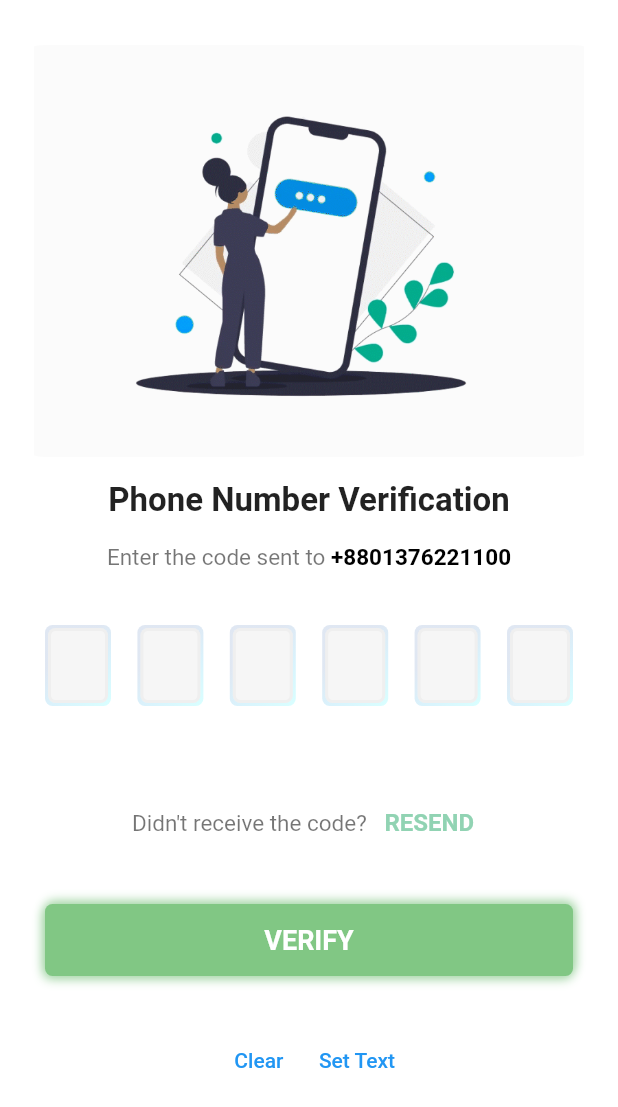
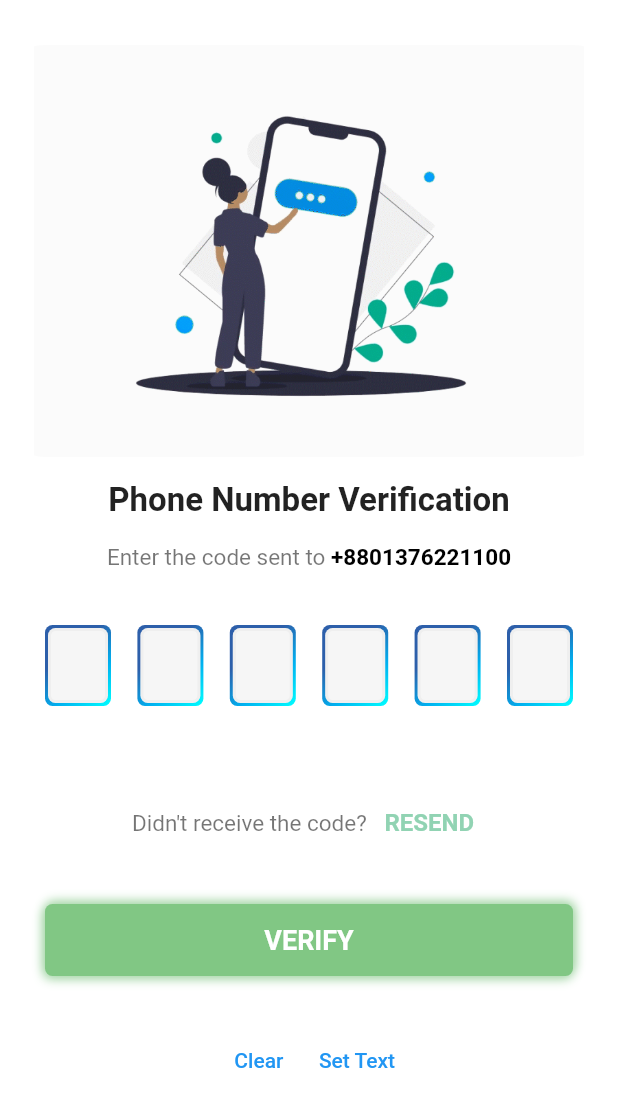
Before and after one commit to gtcomnet-mobile/pin_code_fields_new, a Flutter app: the screen it shows after launch, on a phone screen of 412 x 824 dp. Shown: the top 1107 px of the screen. Run offline on Flutter 3.47's test engine with Material 2 defaults, Android fonts, the phone set to English and light mode, and no system bars.

Commit message:
add extra container to protect thr gradient

```diff
--- a/lib/src/pin_code_fields.dart
+++ b/lib/src/pin_code_fields.dart
@@ -908,9 +908,11 @@ class _PinCodeTextFieldState extends State<PinCodeTextField>
       );
       result.add(
         Container(
-            decoration: borderdecoration.copyWith(
+            decoration: BoxDecoration(
                 gradient: widget.outerGradient,
                 color: null,
+                boxShadow: null,
+                borderRadius: borderdecoration.borderRadius,
                 border: Border.all(style: BorderStyle.none)),
             // padding: _pinTheme.fieldOuterPadding,
             padding: EdgeInsets.all(1),
@@ -925,7 +927,6 @@ class _PinCodeTextFieldState extends State<PinCodeTextField>
                 width: _pinTheme.fieldWidth,
                 height: _pinTheme.fieldHeight,
                 decoration: borderdecoration,
-                child: Center(
                 child: AnimatedSwitcher(
                   switchInCurve: widget.animationCurve,
                   switchOutCurve: widget.animationCurve,
@@ -954,7 +955,6 @@ class _PinCodeTextFieldState extends State<PinCodeTextField>
                     }
                   },
                   child: buildChild(i),
-                  ),
                 ),
               ),
             )),
```
Lines whose indentation alone changed are shown as unchanged.
